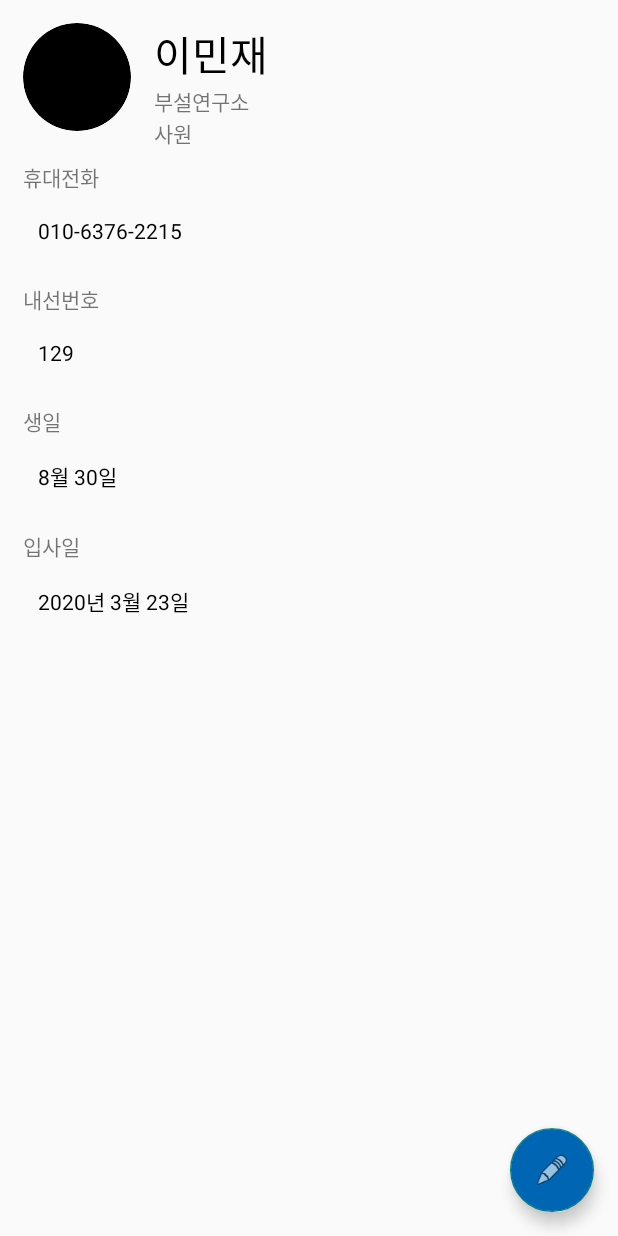
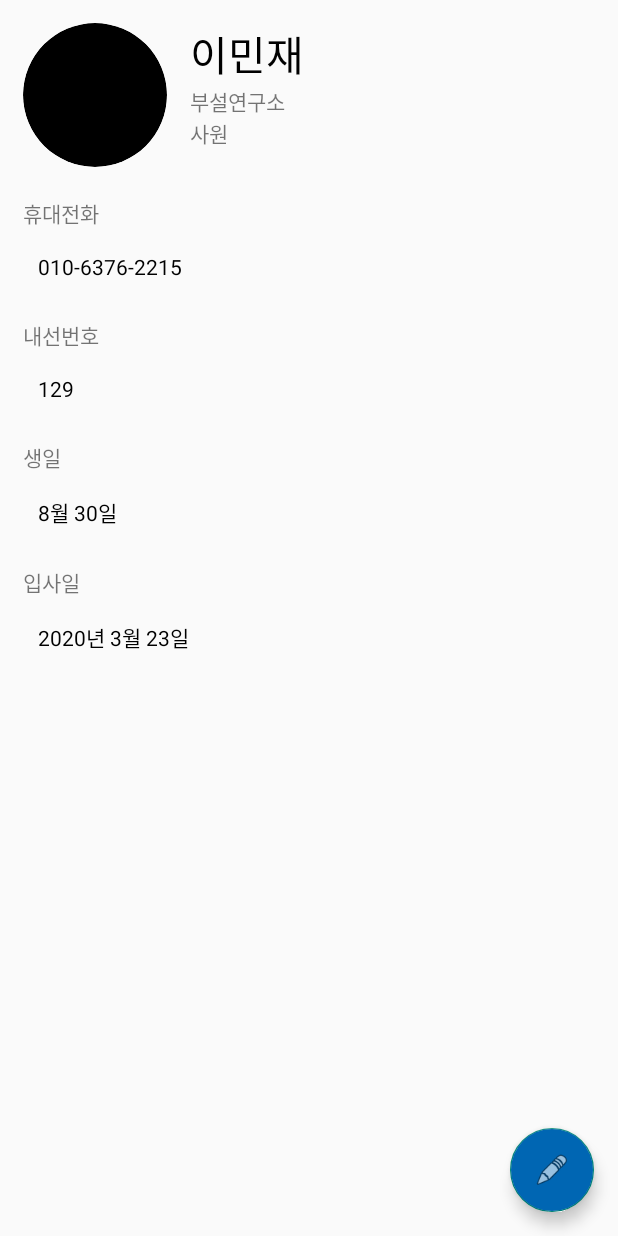
Before and after one commit to mjlee-andk/ANDEmployee, an Android app: the EmployeeDetailActivity screen opened directly, with no data from a screen before it, on a phone screen of 412 x 824 dp. Run offline under Robolectric (Android 15) with nearby library versions, the phone set to English and light mode, and no system bars; libraries missing offline, so code that uses them is left out: com.pixplicity.easyprefs; pictures from the network do not load; 3 statements that could not run were skipped.

Commit message:
edit employeedetail profile size

```diff
--- a/app/src/main/res/layout/content_employee_detail.xml
+++ b/app/src/main/res/layout/content_employee_detail.xml
@@ -8,8 +8,8 @@
 
     <ImageView
         android:id="@+id/iv_employee_profile"
-        android:layout_width="72dp"
-        android:layout_height="72dp"
+        android:layout_width="96dp"
+        android:layout_height="96dp"
         app:layout_constraintTop_toTopOf="parent"
         app:layout_constraintLeft_toLeftOf="parent"/>
 
```
Also changed, not shown: 2 other files.
